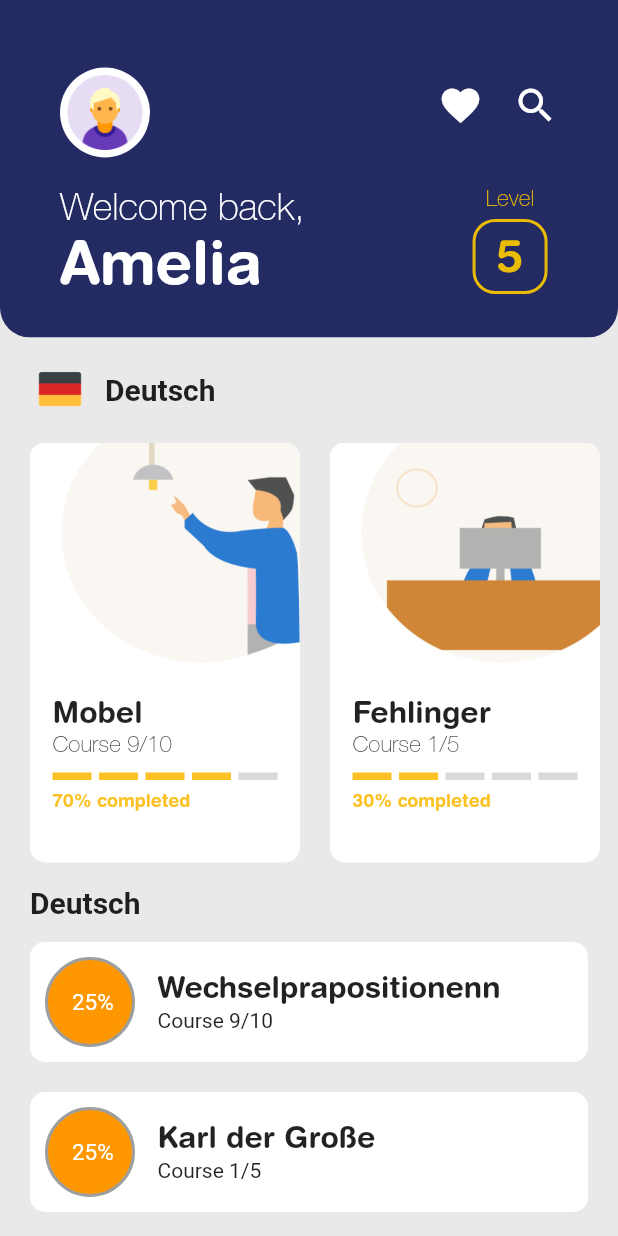
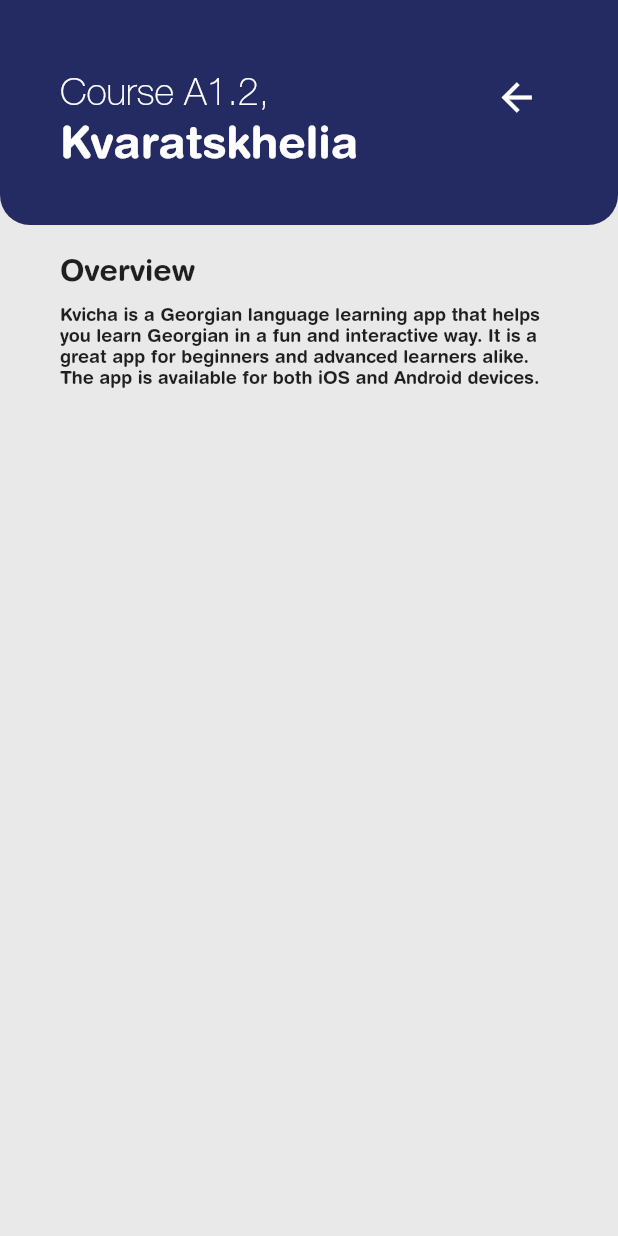
Before and after one commit to sayyyyed/language_app, a Flutter app: the screen it shows after launch, on a phone screen of 412 x 824 dp. Run offline on Flutter 3.47's test engine with Material 2 defaults, Android fonts, the light colour scheme and no system bars.

Commit message:
finish 2nd page

```diff
--- /dev/null
+++ b/lib/courses/courses.dart
@@ -0,0 +1,49 @@
+// ignore_for_file: prefer_const_constructors, prefer_const_literals_to_create_immutables, use_key_in_widget_constructors
+import 'package:flutter/material.dart';
+import 'package:language_app/courses/courses_header.dart';
+import 'package:language_app/style/text.dart';
+
+class Courses extends StatelessWidget {
+  const Courses({super.key});
+
+  @override
+  Widget build(BuildContext context) {
+   return MaterialApp(
+      title: 'My App',
+      home: Scaffold(
+        backgroundColor: Color.fromARGB(255, 233, 233, 233),
+        body: SingleChildScrollView(
+          child: Column(
+            children: [
+              CoursesHeader(context),
+              Container(
+
+                margin: EdgeInsets.only(top: 20, bottom: 15, left: 40, right: 40),
+
+                child: Column(
+                  crossAxisAlignment: CrossAxisAlignment.start,
+                  children: [
+                    Text(
+                  'Overview',
+                  style: headingFirst(fontSize: 20, color: Colors.black87),
+                ),
+                //long text for description
+                Container(
+
+                  margin: EdgeInsets.only(top: 10),
+                  child: Text(
+                    'Kvicha is a Georgian language learning app that helps you learn Georgian in a fun and interactive way. It is a great app for beginners and advanced learners alike. The app is available for both iOS and Android devices.',
+                    style: headingFirst(fontSize: 12, color: Colors.black87),
+                  ),
+                ),
+                  ],
+
+                ),
+              )
+            ]
+          )
+        )
+      )
+    );
+  }
+}
--- /dev/null
+++ b/lib/courses/courses_header.dart
@@ -0,0 +1,81 @@
+
+  import 'package:flutter/material.dart';
+import 'package:language_app/style/text.dart';
+
+Column CoursesHeader(BuildContext context) {
+        return Column(
+          children: <Widget>[
+            Column(
+              children: <Widget>[
+                ClipRRect(
+                  borderRadius: BorderRadius.only(
+                    bottomLeft:
+                        Radius.circular(20.0), // Adjust the radius as needed
+                    bottomRight:
+                        Radius.circular(20.0), // Adjust the radius as needed
+                  ),
+                  child: SizedBox(
+                    width: MediaQuery.of(context)
+                        .size
+                        .width, // Set the width as needed
+                    height: 150.0, // Set the height as needed
+                    child: Container(
+                      color:
+                          Color.fromARGB(255, 36, 43, 99), // Background color
+                      child: Column(
+                        children: [
+                          Row(
+                            children: [
+                              SizedBox(
+                                height: 40,
+                              ),
+                            ],
+                          ),
+                          Container(
+                            padding: EdgeInsets.only(
+                                top: 10.0), // Add padding or adjust as needed
+                            child: Row(
+                              // mainAxisAlignment: MainAxisAlignment.center,
+                              crossAxisAlignment: CrossAxisAlignment.center,
+                              children: [
+                                Container(
+                                  margin: EdgeInsets.only(left: 40),
+                                  alignment: Alignment.topLeft,
+                                  child: Column(
+                                    crossAxisAlignment:
+                                        CrossAxisAlignment.start,
+                                    children: [
+                                      Row(
+                                        children: [
+                                          Text(
+                                            'Course A1.2,',
+                                            style: headingSec(fontSize: 25),
+                                          ),
+                                          SizedBox(
+                                            width: 150,
+                                          ),
+                                          Icon(
+                                            Icons.arrow_back,
+                                            size: 30,
+                                            color: Colors.white,
+                                          )
+                                        ],
+                                      ),
+                                      Text('Kvaratskhelia',
+                                          style: headingFirst(fontSize: 30)),
+                                    ],
+                                  ),
+                                ),
+                              ],
+                            ),
+                          )
+                        ],
+                      ),
+                    ),
+                  ),
+                )
+              ],
+            )
+          ],
+        );
+}
--- a/lib/dashboard/list.dart
+++ b/lib/dashboard/list.dart
@@ -1,3 +1,5 @@
+// ignore_for_file: prefer_const_constructors
+
 import 'package:flutter/material.dart';
 import 'package:language_app/dashboard/data/progress_bar.dart';
 import 'package:language_app/style/text.dart';
@@ -13,7 +15,7 @@ class HorizontalSliderListView extends StatelessWidget {
   Widget build(BuildContext context) {
     return SizedBox(
       height: 280, // Set your desired fixed height
-      child: Container(
+      child: SizedBox(
         height: 280, // Set the same height for the container
         child: ListView.builder(
           scrollDirection: Axis.horizontal,
@@ -58,13 +60,10 @@ class HorizontalSliderListView extends StatelessWidget {
                               headingFirst(fontSize: 20, color: Colors.black87),
                         ),
                       ),
-                      Container(
-                        // margin: EdgeInsets.only(left: 20.0),
-                        child: Text(
-                          item['description'],
-                          style:
-                              headingSec(fontSize: 15, color: Colors.black87),
-                        ),
+                      Text(
+                        item['description'],
+                        style:
+                            headingSec(fontSize: 15, color: Colors.black87),
                       ),
                       SizedBox(height: 8.0),
                       DividedProgressBar(
--- a/lib/dashboard/main_dashboard.dart
+++ b/lib/dashboard/main_dashboard.dart
@@ -1,5 +1,4 @@
 // ignore_for_file: prefer_const_constructors, prefer_const_literals_to_create_immutables, use_key_in_widget_constructors
-
 import 'package:flutter/material.dart';
 import 'package:language_app/dashboard/data/data.dart';
 import 'package:language_app/dashboard/header_dashboard.dart';
@@ -18,8 +17,7 @@ class Dashboard extends StatelessWidget {
         body: SingleChildScrollView(
           child: Column(
             children: [
-              profileHeader(context), // Your existing widget
-              // MyNewWidget(), // Use the new widget here
+              profileHeader(context),
               Container(
                 margin: EdgeInsets.only(top: 15, bottom: 15, left: 20),
                 child: Row(
@@ -45,19 +43,16 @@ class Dashboard extends StatelessWidget {
                   ],
                 ),
               ),
-
-              // Add space here
-
               SizedBox(
                 child: HorizontalSliderListView(data: data),
               ),
               Container(
-                margin: EdgeInsets.only(top: 15, bottom: 15, left: 20),
+                margin: EdgeInsets.only(top: 20, bottom: 20, left: 20),
                 child: Row(
                    mainAxisAlignment: MainAxisAlignment.start,
                   children: [
                     Text(
-                      'Deutsch',
+                      'Courses',
                       style: TextStyle(
                         color: Colors.black87,
                         fontSize: 20.0,
--- a/lib/main.dart
+++ b/lib/main.dart
@@ -1,4 +1,5 @@
 import 'package:flutter/material.dart';
+import 'package:language_app/courses/courses.dart';
 import 'package:language_app/dashboard/main_dashboard.dart';
 // import 'package:language_app/homepage.dart';
 
@@ -19,7 +20,7 @@ class MyApp extends StatelessWidget {
         colorScheme: ColorScheme.fromSeed(seedColor: Colors.deepPurple),
         useMaterial3: true,
       ),
-      home:  Dashboard(),
+      home:  Courses(),
     );
   }
 }
--- a/pubspec.yaml
+++ b/pubspec.yaml
@@ -30,7 +30,7 @@ environment:
 dependencies:
   flutter:
     sdk: flutter
-
+  carousel_slider: ^4.0.0
 
   # The following adds the Cupertino Icons font to your application.
   # Use with the CupertinoIcons class for iOS style icons.
@@ -51,6 +51,8 @@ dev_dependencies:
 # following page: https://dart.dev/tools/pub/pubspec
 
 # The following section is specific to Flutter packages.
+
+
 flutter:
 
   # The following line ensures that the Material Icons font is
```
Also changed, not shown: pubspec.lock.
